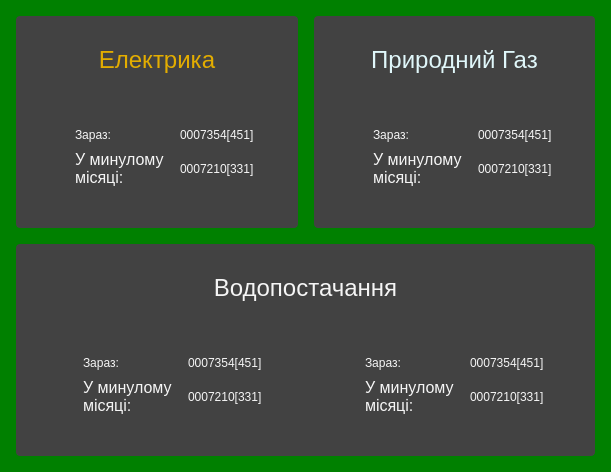
First picture: the form in counters.ui, repository DanCher17/lmv1, before the edit.
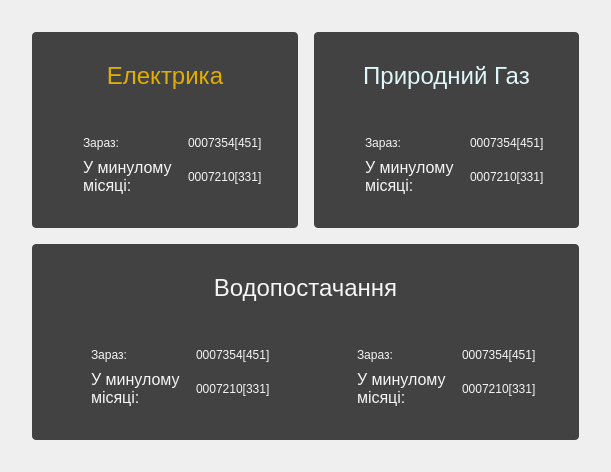
Second picture: the form after the edit. Icons and pictures are not drawn.

```diff
--- a/counters.ui
+++ b/counters.ui
@@ -14,21 +14,20 @@
    <string>Form</string>
   </property>
   <property name="styleSheet">
-   <string notr="true">background: green;
-font: 16px &quot;Segoe UI&quot;;</string>
+   <string notr="true">font: 16px &quot;Segoe UI&quot;;</string>
   </property>
   <layout class="QGridLayout" name="gridLayout">
    <property name="leftMargin">
-    <number>16</number>
+    <number>32</number>
    </property>
    <property name="topMargin">
-    <number>16</number>
+    <number>32</number>
    </property>
    <property name="rightMargin">
-    <number>16</number>
+    <number>32</number>
    </property>
    <property name="bottomMargin">
-    <number>16</number>
+    <number>32</number>
    </property>
    <property name="spacing">
     <number>16</number>
```
